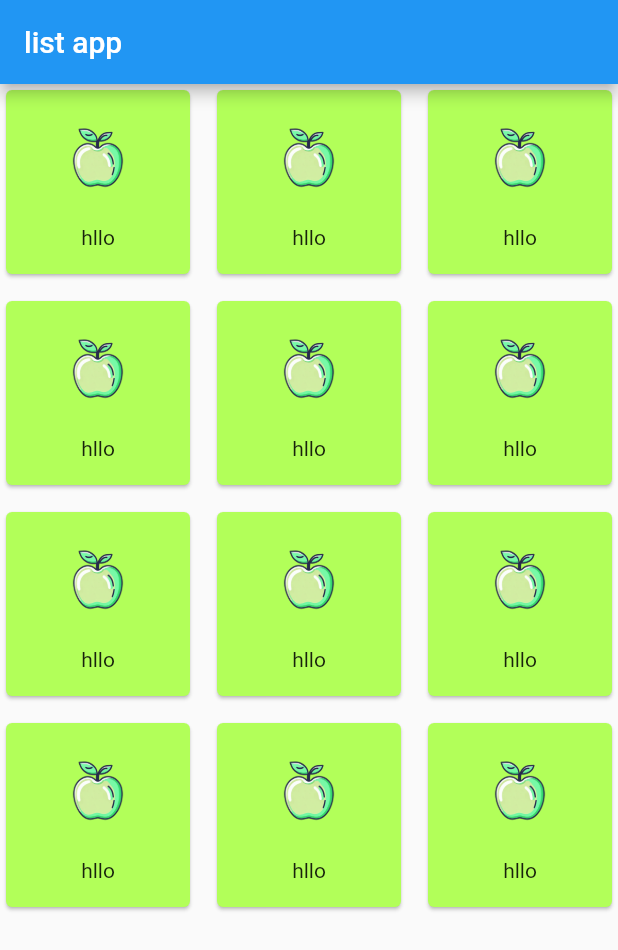
After one commit to Shahulk/flutter1, a Flutter app: the gridview screen opened directly, on a phone screen of 412 x 824 dp. The commit adds this screen. Shown: the top 950 px of the screen. Run offline on Flutter 3.47's test engine with Material 2 defaults, Android fonts, the phone set to English and light mode, and no system bars; our stand-ins replace animated_splash_screen; missing offline and left inert: dart:html, dart:js; network calls fail.

Commit message:
gridview

```diff
--- /dev/null
+++ b/lib/gridview.dart
@@ -0,0 +1,243 @@
+import 'package:flutter/cupertino.dart';
+import 'package:flutter/material.dart';
+
+void main() {
+  runApp(MaterialApp(
+    home: gridview(),
+  ));
+}
+
+class gridview extends StatelessWidget {
+  @override
+  Widget build(BuildContext context) {
+    return Scaffold(
+      appBar: AppBar(
+        title: Text('list app'),
+      ),
+      body: GridView(
+        gridDelegate: SliverGridDelegateWithFixedCrossAxisCount(
+            crossAxisCount: 3, crossAxisSpacing: 10, mainAxisSpacing: 10),
+        children: [
+          Card(
+            color: Colors.lightGreenAccent,
+            child: Column(children: [
+              Padding(
+                padding: const EdgeInsets.all(20),
+                child: Center(
+                    child: Image(
+                      image: AssetImage(
+                        'assets/images/apple.png',
+                      ),
+                      height: 50,
+                      width: 40,
+                    )),
+              ),
+              Text("hllo")
+
+            ]),
+          ),
+          Card(
+            color: Colors.lightGreenAccent,
+            child: Column(children: [
+              Padding(
+                padding: const EdgeInsets.all(20),
+                child: Center(
+                    child: Image(
+                      image: AssetImage(
+                        'assets/images/apple.png',
+                      ),
+                      height: 50,
+                      width: 40,
+                    )),
+              ),
+              Text("hllo")
+
+            ]),
+          ),
+          Card(
+            color: Colors.lightGreenAccent,
+            child: Column(children: [
+              Padding(
+                padding: const EdgeInsets.all(20),
+                child: Center(
+                    child: Image(
+                      image: AssetImage(
+                        'assets/images/apple.png',
+                      ),
+                      height: 50,
+                      width: 40,
+                    )),
+              ),
+              Text("hllo")
+
+            ]),
+          ),
+          Card(
+            color: Colors.lightGreenAccent,
+            child: Column(children: [
+              Padding(
+                padding: const EdgeInsets.all(20),
+                child: Center(
+                    child: Image(
+                      image: AssetImage(
+                        'assets/images/apple.png',
+                      ),
+                      height: 50,
+                      width: 40,
+                    )),
+              ),
+              Text("hllo")
+
+            ]),
+          ),
+          Card(
+            color: Colors.lightGreenAccent,
+            child: Column(children: [
+              Padding(
+                padding: const EdgeInsets.all(20),
+                child: Center(
+                    child: Image(
+                      image: AssetImage(
+                        'assets/images/apple.png',
+                      ),
+                      height: 50,
+                      width: 40,
+                    )),
+              ),
+              Text("hllo")
+
+            ]),
+          ),
+          Card(
+            color: Colors.lightGreenAccent,
+            child: Column(children: [
+              Padding(
+                padding: const EdgeInsets.all(20),
+                child: Center(
+                    child: Image(
+                      image: AssetImage(
+                        'assets/images/apple.png',
+                      ),
+                      height: 50,
+                      width: 40,
+                    )),
+              ),
+              Text("hllo")
+
+            ]),
+          ),
+          Card(
+            color: Colors.lightGreenAccent,
+            child: Column(children: [
+              Padding(
+                padding: const EdgeInsets.all(20),
+                child: Center(
+                    child: Image(
+                      image: AssetImage(
+                        'assets/images/apple.png',
+                      ),
+                      height: 50,
+                      width: 40,
+                    )),
+              ),
+              Text("hllo")
+
+            ]),
+          ),
+          Card(
+            color: Colors.lightGreenAccent,
+            child: Column(children: [
+              Padding(
+                padding: const EdgeInsets.all(20),
+                child: Center(
+                    child: Image(
+                      image: AssetImage(
+                        'assets/images/apple.png',
+                      ),
+                      height: 50,
+                      width: 40,
+                    )),
+              ),
+              Text("hllo")
+
+            ]),
+          ),
+          Card(
+            color: Colors.lightGreenAccent,
+            child: Column(children: [
+              Padding(
+                padding: const EdgeInsets.all(20),
+                child: Center(
+                    child: Image(
+                      image: AssetImage(
+                        'assets/images/apple.png',
+                      ),
+                      height: 50,
+                      width: 40,
+                    )),
+              ),
+              Text("hllo")
+
+            ]),
+          ),
+          Card(
+            color: Colors.lightGreenAccent,
+            child: Column(children: [
+              Padding(
+                padding: const EdgeInsets.all(20),
+                child: Center(
+                    child: Image(
+                      image: AssetImage(
+                        'assets/images/apple.png',
+                      ),
+                      height: 50,
+                      width: 40,
+                    )),
+              ),
+              Text("hllo")
+
+            ]),
+          ),
+          Card(
+            color: Colors.lightGreenAccent,
+            child: Column(children: [
+              Padding(
+                padding: const EdgeInsets.all(20),
+                child: Center(
+                    child: Image(
+                      image: AssetImage(
+                        'assets/images/apple.png',
+                      ),
+                      height: 50,
+                      width: 40,
+                    )),
+              ),
+              Text("hllo")
+
+            ]),
+          ),
+          Card(
+            color: Colors.lightGreenAccent,
+            child: Column(children: [
+              Padding(
+                padding: const EdgeInsets.all(20),
+                child: Center(
+                    child: Image(
+                      image: AssetImage(
+                        'assets/images/apple.png',
+                      ),
+                      height: 50,
+                      width: 40,
+                    )),
+              ),
+              Text("hllo")
+
+            ]),
+          ),
+
+
+        ],
+      ),
+    );
+  }
+}
--- a/lib/main.dart
+++ b/lib/main.dart
@@ -36,7 +36,7 @@ class Myapp extends StatelessWidget {
               Icon(
                 Icons.account_box_outlined,
                 size: 10,
-                color: Colors.pink,
+                color: Colors.red,
               ),
               Image(image :NetworkImage ("assets/images/apple.png"),height: 100,width: 50,),
                   // image: NetworkImage("https://encrypted-tbn0.gstatic.com/images?q=tbn:ANd9GcTJLOaGyVk-s6W0dd_"
```
Also changed, not shown: lib/list.dart (added, +60 -0 lines), lib/listbuider.dart (added, +40 -0 lines), lib/listsliver.dart (added, +22 -0 lines), lib/listsupprate.dart (added, +51 -0 lines), lib/login page.dart (+6 -1 lines), lib/sighning.dart (added, +138 -0 lines), lib/signuppage2.dart (added, +67 -0 lines), lib/sliver.dart (added, +54 -0 lines), assets/images/img_2.png (deleted), assets/images/img_3.png (deleted), assets/images/img_4.png (deleted).
